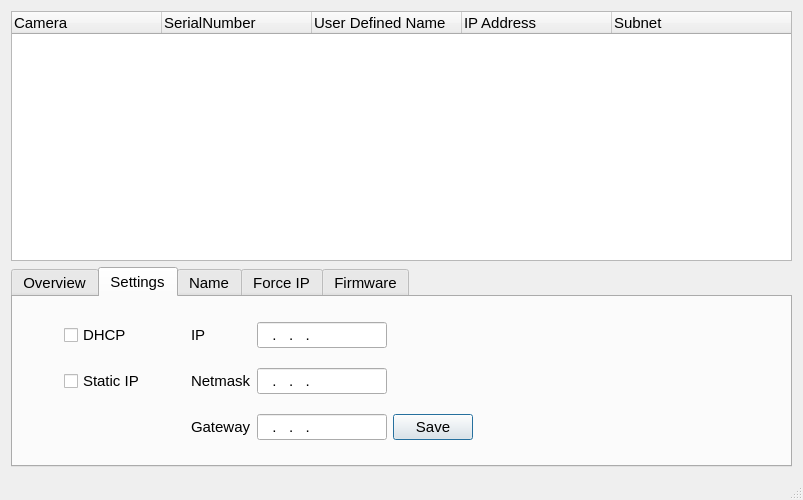
First picture: the form in gige/camera-ip-conf/gui/mainwindow.ui, repository TheImagingSource/tiscamera, before the edit.
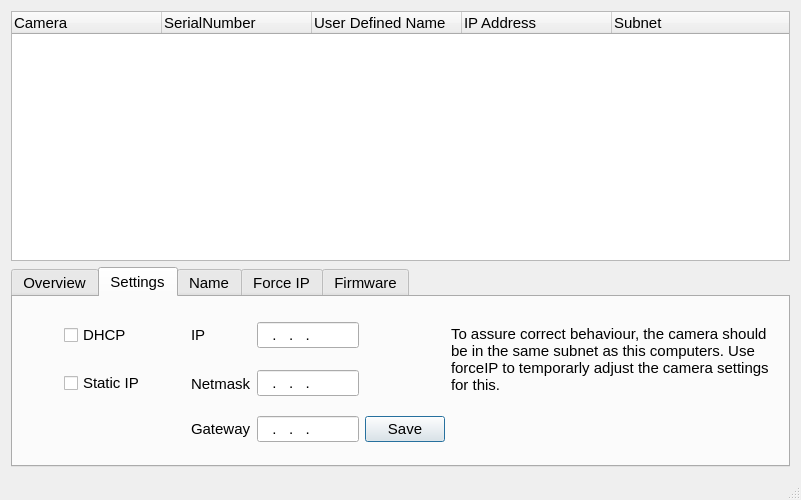
Second picture: the form after the edit. The open tabs and pages were chosen to show the change. Icons and pictures are not drawn.

Commit message: Added text to inform user about forceIP to enable proper ip settings configuration

```diff
--- a/gige/camera-ip-conf/gui/mainwindow.ui
+++ b/gige/camera-ip-conf/gui/mainwindow.ui
@@ -2,6 +2,14 @@
 <ui version="4.0">
  <class>MainWindow</class>
  <widget class="QMainWindow" name="MainWindow">
+  <property name="geometry">
+   <rect>
+    <x>0</x>
+    <y>0</y>
+    <width>801</width>
+    <height>500</height>
+   </rect>
+  </property>
   <property name="minimumSize">
    <size>
     <width>771</width>
@@ -445,6 +453,16 @@
           </property>
          </widget>
         </item>
+        <item row="0" column="6" rowspan="2">
+         <widget class="QLabel" name="label_3">
+          <property name="text">
+           <string>To assure correct behaviour, the camera should be in the same subnet as this computers. Use forceIP to temporarly adjust the camera settings for this.</string>
+          </property>
+          <property name="wordWrap">
+           <bool>true</bool>
+          </property>
+         </widget>
+        </item>
        </layout>
       </widget>
       <widget class="QWidget" name="Name">
```
Left out of the diff: 2 changed lines with no effect on the pictures.
